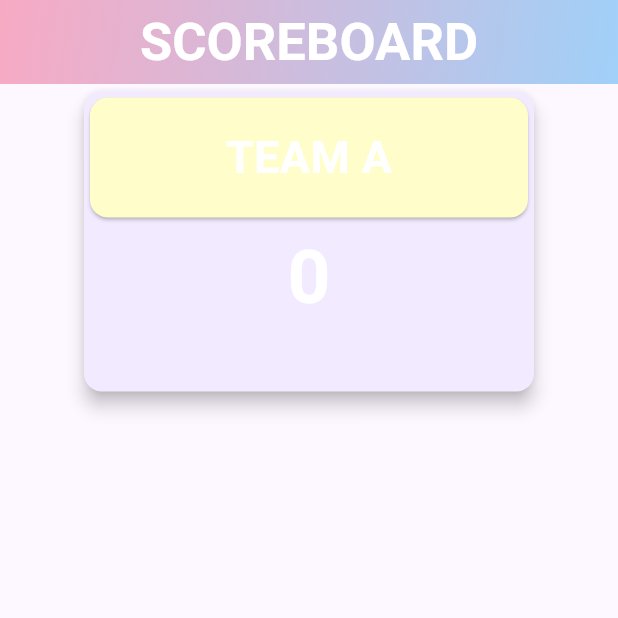
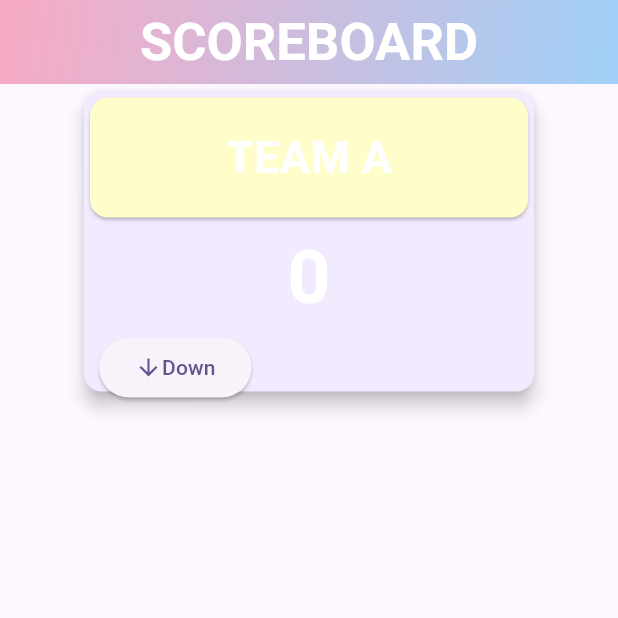
Before and after one commit to Chlunidia/Scoreboard, a Flutter app: the screen it shows after launch, on a phone screen of 412 x 824 dp, the top half of it. Run offline on Flutter 3.47's test engine with Material 2 defaults, Android fonts, the phone set to English and light mode, and no system bars.

Commit message:
Menambahkan widget Down

```diff
--- a/lib/main.dart
+++ b/lib/main.dart
@@ -80,10 +80,9 @@ class _ScoreBoard1State extends State<ScoreBoard1> {
                         child: Text(
                           "TEAM A",
                           style: TextStyle(
-                              fontSize: 30,
-                              color: Colors.white,
-                              fontWeight: FontWeight.bold
-                          ),
+                            fontSize: 30,
+                            color: Colors.white,
+                            fontWeight: FontWeight.bold),
                         ),
                       ),
                     ),
@@ -95,10 +94,32 @@ class _ScoreBoard1State extends State<ScoreBoard1> {
                     style: const TextStyle(
                       fontSize: 50,
                       fontWeight: FontWeight.bold,
-                      color: Colors.white
+                      color: Colors.white),
+                  ),
+                ),
+                Row(
+                  children: <Widget>[
+                    Padding(
+                      padding: const EdgeInsets.only(left: 10),
+                      child: ElevatedButton(
+                        onPressed: (() {
+                          setState(() {
+                            count1 -= 1;
+                            if (count1 < 0) {
+                              (count1 = 0);
+                            }
+                          });
+                        }),
+                        child: Row(
+                          children: const [
+                            Icon(Icons.arrow_downward),
+                            Text("Down"),
+                          ],
+                        ),
+                      ),
                     ),
-                  ),
-                )
+                  ],
+                ),
               ],
             ),
           ),
```
